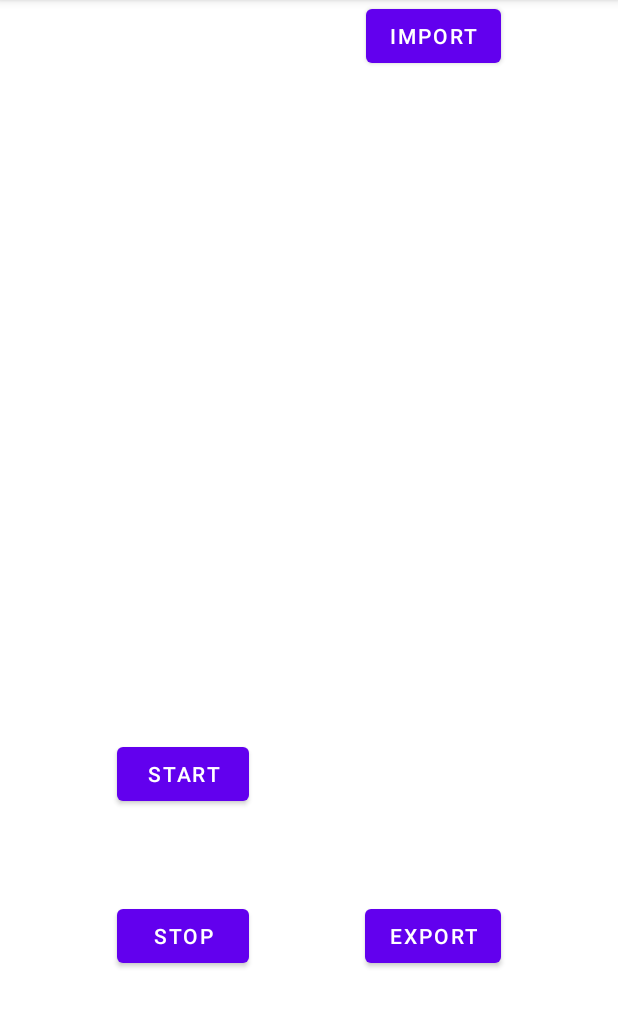
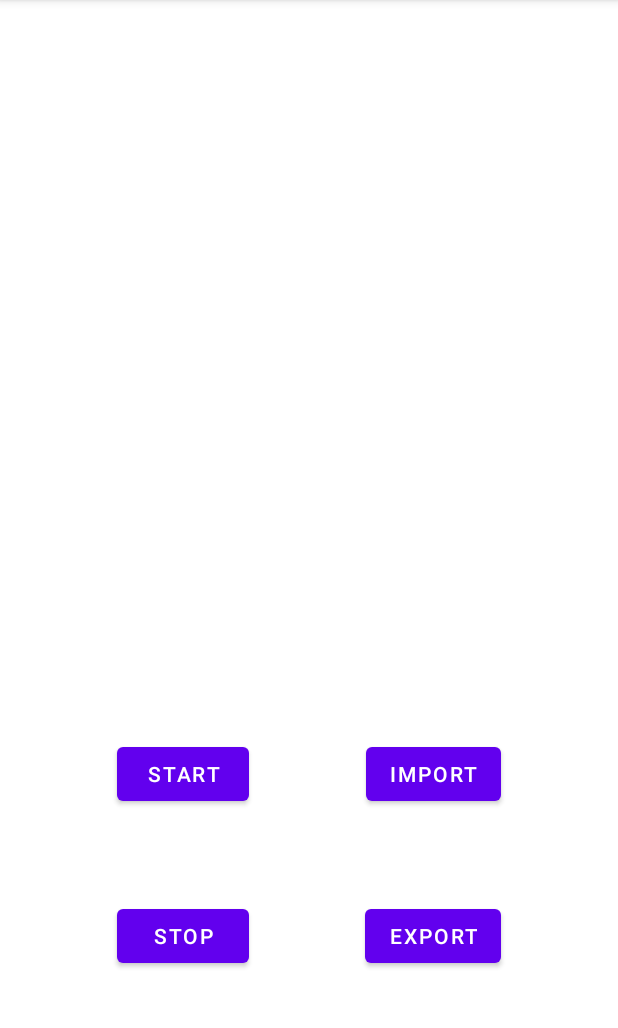
Before and after one commit to konstantinosfragkoulis/MyWorldAndroid, an Android app: the screen it shows after launch (MainActivity), after a tap on "IMPORT", on a phone screen of 412 x 824 dp, the part 84-1112 px from its top. Run offline under Robolectric (Android 15) with nearby library versions, the phone set to English and light mode, and no system bars; our stand-ins replace Room's generated code; 1 statement that could not run was skipped.

```diff
--- a/app/src/main/java/com/konstantinos/myworld/MainActivity.kt
+++ b/app/src/main/java/com/konstantinos/myworld/MainActivity.kt
@@ -1,5 +1,6 @@
 package com.konstantinos.myworld
 
+import android.content.Context
 import android.content.Intent
 import android.content.pm.PackageManager
 import android.net.Uri
@@ -13,7 +14,11 @@ import com.konstantinos.myworld.databinding.ActivityMainBinding
 import kotlinx.coroutines.flow.collectLatest
 import kotlinx.coroutines.launch
 import androidx.activity.viewModels
+import com.konstantinos.myworld.data.HexDAO
+import com.konstantinos.myworld.data.HexDatabase
 import com.konstantinos.myworld.data.HexEntity
+import kotlinx.coroutines.CoroutineScope
+import kotlinx.coroutines.Dispatchers
 import kotlinx.coroutines.flow.first
 import kotlinx.coroutines.flow.Flow
 import java.io.IOException
@@ -22,10 +27,11 @@ class MainActivity : AppCompatActivity() {
 
     private lateinit var binding: ActivityMainBinding
     private lateinit var adapter: HexAdapter
+    private lateinit var hexDao: HexDAO
     private val viewModel: HexViewModel by viewModels()
 
     private val createFileLauncher = registerForActivityResult(
-        ActivityResultContracts.CreateDocument("text")
+        ActivityResultContracts.CreateDocument("text/bin")
     ) { uri: Uri? ->
         uri?.let {
             lifecycleScope.launch {
@@ -34,6 +40,14 @@ class MainActivity : AppCompatActivity() {
             }
         }
 
+    }
+
+    private val importLauncher = registerForActivityResult(
+        ActivityResultContracts.OpenDocument()
+    ) { uri: Uri? ->
+        uri?.let {
+            importHexesFromUri(this, it, hexDao)
+        }
     }
 
     override fun onCreate(savedInstanceState: Bundle?) {
@@ -45,6 +59,7 @@ class MainActivity : AppCompatActivity() {
         adapter = HexAdapter()
         binding.hexView.layoutManager = LinearLayoutManager(this)
         binding.hexView.adapter = adapter
+        hexDao = HexDatabase.getDatabase(applicationContext).hexDao()
 
         lifecycleScope.launch {
             viewModel.allHexes.collectLatest { hexList ->
@@ -71,7 +86,7 @@ class MainActivity : AppCompatActivity() {
             }
         }
         binding.importHexagons.setOnClickListener {
-            Toast.makeText(this, "TODO", Toast.LENGTH_SHORT).show()
+            importLauncher.launch(arrayOf("*/*"))
         }
 
         binding.exportHexagons.setOnClickListener {
@@ -83,6 +98,23 @@ class MainActivity : AppCompatActivity() {
         val timestamp = java.time.LocalDateTime.now().toString().replace(":", "-")
         val defaultFileName = "export - $timestamp.mywrld"
         createFileLauncher.launch(defaultFileName)
+    }
+
+    private fun importHexesFromUri(context: Context, uri: Uri, hexDAO: HexDAO) {
+        CoroutineScope(Dispatchers.IO).launch {
+            try {
+                context.contentResolver.openInputStream(uri)?.bufferedReader()?.useLines { lines ->
+                    lines.forEach { line ->
+                        val hex = line.trim().toLongOrNull()
+                        if (hex != null && !hexDao.isExplored(hex)) {
+                            hexDAO.insertHex(HexEntity(hex))
+                        }
+                    }
+                }
+            } catch (e: IOException) {
+                e.printStackTrace()
+            }
+        }
     }
 
     private suspend fun exportHexesToUri(uri: Uri, hexes: List<HexEntity>) {
--- a/app/src/main/res/layout/activity_main.xml
+++ b/app/src/main/res/layout/activity_main.xml
@@ -39,10 +39,11 @@
         android:id="@+id/importHexagons"
         android:layout_width="wrap_content"
         android:layout_height="wrap_content"
+        android:layout_marginBottom="60dp"
         android:text="Import"
+        app:layout_constraintBottom_toTopOf="@+id/exportHexagons"
         app:layout_constraintEnd_toEndOf="parent"
-        app:layout_constraintStart_toEndOf="@+id/startLocation"
-        tools:layout_editor_absoluteY="456dp" />
+        app:layout_constraintStart_toEndOf="@+id/startLocation" />
 
     <Button
         android:id="@+id/exportHexagons"
```
